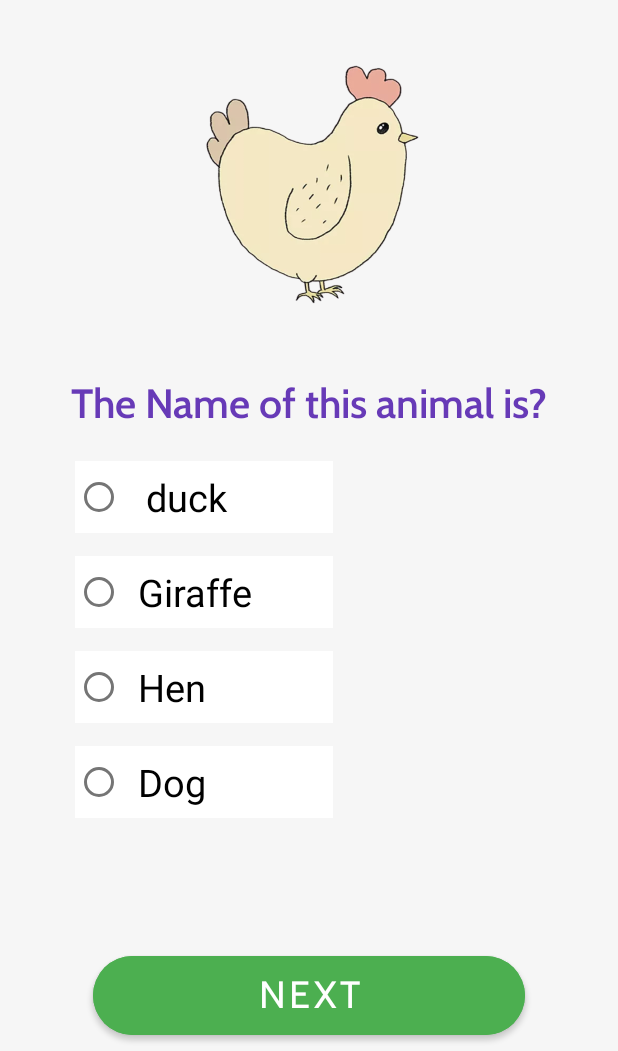
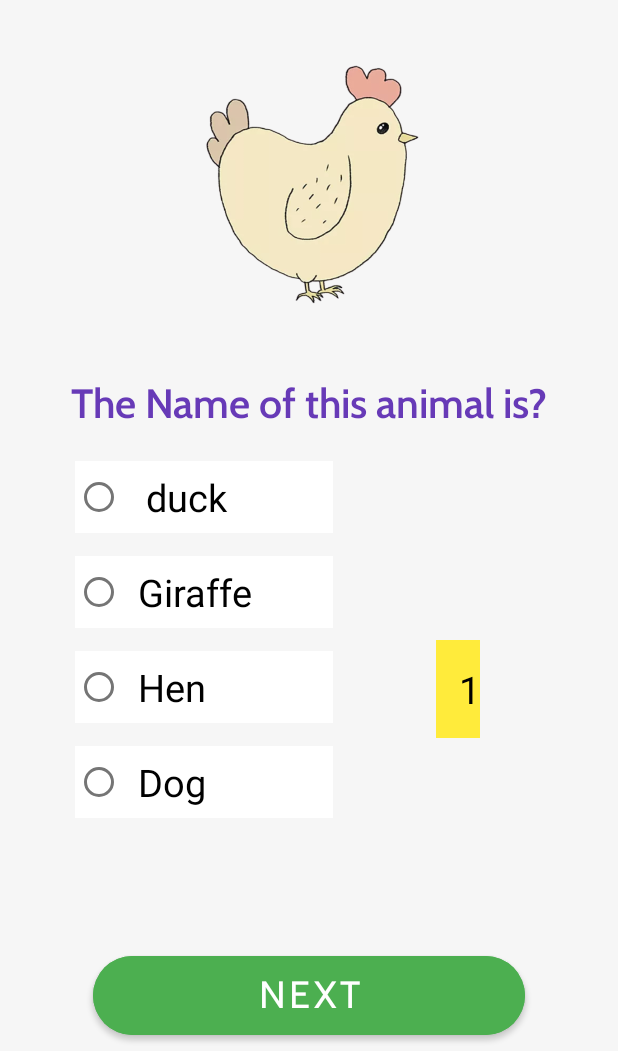
Before and after one commit to mzaman21/GuessAnimal, an Android app: the screen it shows after launch (MainActivity), on a phone screen of 412 x 824 dp, the part 185-1236 px from its top. Run offline under Robolectric (Android 15) with nearby library versions, the phone set to English and light mode, and no system bars; Roboto replaces fonts that are not available here.

Commit message:
Limit questions and corrections

```diff
--- a/app/src/main/java/com/example/bachoquiz/MainActivity.java
+++ b/app/src/main/java/com/example/bachoquiz/MainActivity.java
@@ -8,11 +8,13 @@ import android.widget.Button;
 import android.widget.ImageView;
 import android.widget.RadioButton;
 import android.widget.RadioGroup;
+import android.widget.TextView;
 
 import java.util.Random;
 
 public class MainActivity extends AppCompatActivity {
 
+    TextView QuestionNo;
     ImageView animal;
     RadioGroup Optionlist;
     RadioButton optionselected,animalop1,animalop2,animalop3,animalop4;
@@ -43,7 +45,7 @@ public class MainActivity extends AppCompatActivity {
             "Lion"
     };
     String[] currentoptionList={"","","",""};
-    int pickAnimalIndex,pickAnimalOptionIndex,optionvalue,previousoptionIndex=0,AnswerIndex,incrementor=0,Questions=0;
+    int pickAnimalIndex,pickAnimalOptionIndex,optionvalue,previousoptionIndex=0,AnswerIndex,incrementor=0,Questions=1;
     boolean checkduplicate;
     String Answer;
     Random randomAnimalSelector = new Random();
@@ -55,6 +57,8 @@ public class MainActivity extends AppCompatActivity {
         super.onCreate(savedInstanceState);
         setContentView(R.layout.activity_main);
 
+        QuestionNo = findViewById(R.id.questionno);
+
         animal = findViewById(R.id.animalpicture);
 
         animalop1= findViewById(R.id.firstoption);
@@ -64,6 +68,7 @@ public class MainActivity extends AppCompatActivity {
 
         next = findViewById(R.id.nextbtn);
         mainfunctionality();
+
         next.setOnClickListener(new View.OnClickListener() {
             @Override
             public void onClick(View view) {
@@ -74,26 +79,29 @@ public class MainActivity extends AppCompatActivity {
     }
     //all process
     public void mainfunctionality(){
-//        if(Questions!=0){
-//            clearoptionlist();
-//        }
+
+        if(Questions!=11) {
+            String Qno_Counter = String.valueOf(Questions);
+            QuestionNo.setText(Qno_Counter);
+
             //randomly set image
+
             pickAnimalIndex = randomAnimalSelector.nextInt(animalarray.length);
 
             animal.setImageResource(animalarray[pickAnimalIndex]);
 
             //set current question answer
-        Answer=animalNames[pickAnimalIndex];
+            Answer = animalNames[pickAnimalIndex];
 
             //randomly set answer in option list
-        AnswerIndex =AnswerPosition.nextInt(currentoptionList.length);
+            AnswerIndex = AnswerPosition.nextInt(currentoptionList.length);
             currentoptionList[AnswerIndex] = Answer;
 
             //randomly set other three options in options list
-        while (incrementor!=4){
+            while (incrementor != 4) {
                 optionvalue = randomAnimalOptions();
                 //handle not to place at answer position
-            if(incrementor!=AnswerIndex) {
+                if (incrementor != AnswerIndex) {
                     //handle duplication of options
                     if (checkoptions(optionvalue)) {
                         checkduplicate = true;
@@ -105,8 +113,7 @@ public class MainActivity extends AppCompatActivity {
                         }
                         currentoptionList[incrementor] = animalNames[optionvalue];
                         checkduplicate = true;
-                }
-                else {
+                    } else {
                         currentoptionList[incrementor] = animalNames[optionvalue];
                     }
                 }
@@ -119,10 +126,11 @@ public class MainActivity extends AppCompatActivity {
             animalop3.setText(currentoptionList[2]);
             animalop4.setText(currentoptionList[3]);
             Questions++;
-        if(Questions!=0){
+            if (Questions != 0) {
                 clearoptionlist();
             }
-        incrementor=0;
+            incrementor = 0;
+        }
     }
 
     //clear options
--- a/app/src/main/res/layout/activity_main.xml
+++ b/app/src/main/res/layout/activity_main.xml
@@ -127,4 +127,23 @@
         app:layout_constraintVertical_bias="0.981"
         app:toggleCheckedStateOnClick="false" />
 
+    <TextView
+        android:id="@+id/questionno"
+        android:layout_width="wrap_content"
+        android:layout_height="wrap_content"
+        android:layout_marginEnd="24dp"
+        android:background="#FFEB3B"
+        android:paddingLeft="15dp"
+        android:paddingTop="15dp"
+        android:paddingBottom="15dp"
+        android:text=""
+        android:textAlignment="center"
+        android:textColor="#000000"
+        android:textSize="25dp"
+        app:layout_constraintBottom_toTopOf="@+id/nextbtn"
+        app:layout_constraintEnd_toEndOf="parent"
+        app:layout_constraintStart_toEndOf="@+id/radiogroup"
+        app:layout_constraintTop_toBottomOf="@+id/textView2"
+        tools:paddingRight="25dp" />
+
 </androidx.constraintlayout.widget.ConstraintLayout>
```
Lines whose indentation alone changed are shown as unchanged.
